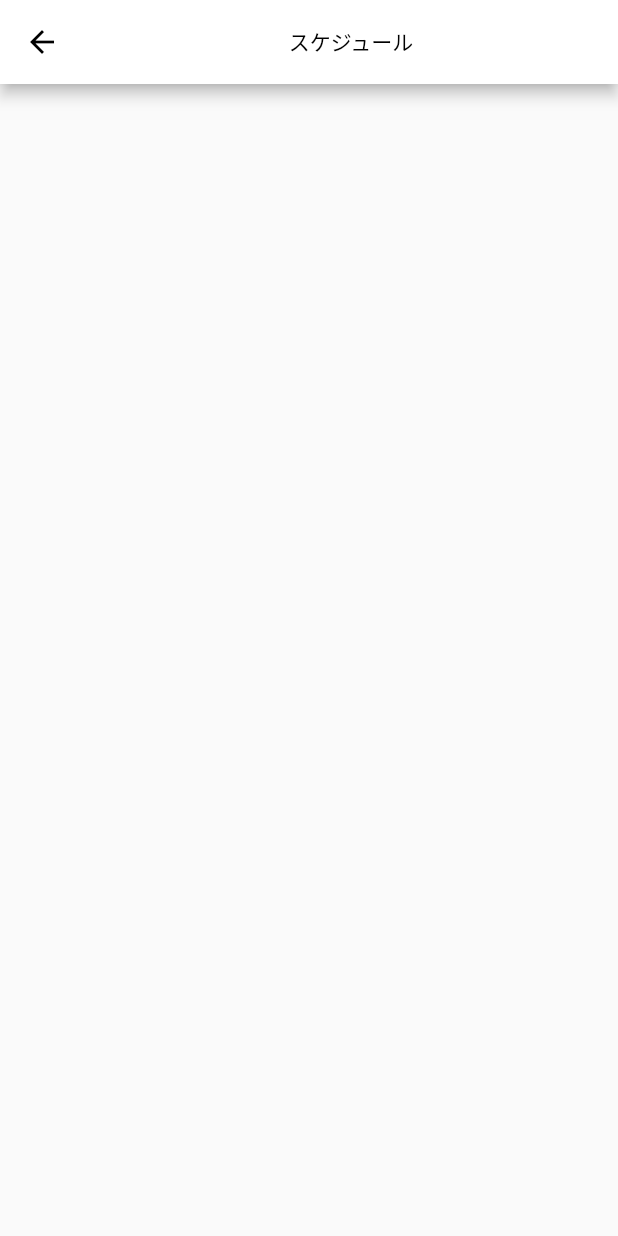
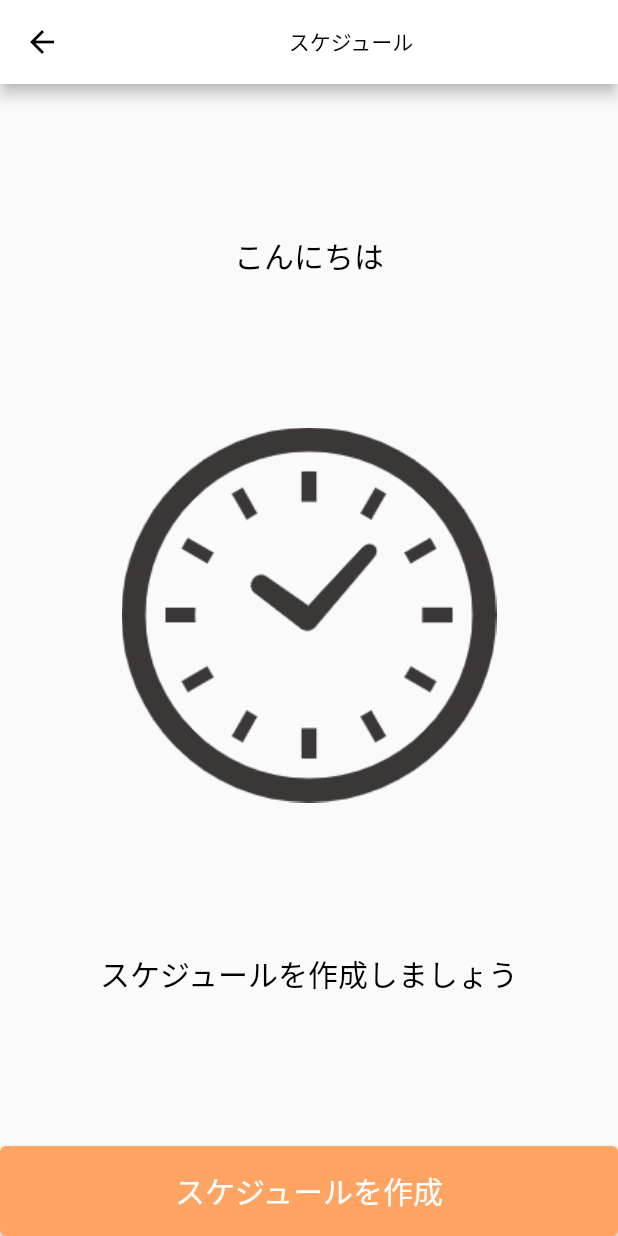
Before and after one commit to KatoShoma/schedule-app, a Flutter app: the ScheduleScreen screen opened directly, on a phone screen of 412 x 824 dp. Run offline on Flutter 3.47's test engine with Material 2 defaults, Android fonts, the phone set to English and light mode, and no system bars; our stand-ins replace freezed_annotation, rxdart, state_notifier; missing offline and left inert: flutter_state_notifier.

Commit message:
fix:スケジュール画面のUIを作成

```diff
--- /dev/null
+++ b/app_screen/lib/widgets/screens/schedule/children/schedule_button.dart
@@ -0,0 +1,36 @@
+import 'package:flutter/material.dart';
+import 'package:schedule_application/main.dart';
+import 'package:schedule_application/utils/color/app_color.dart';
+
+class ScheduleButton extends StatelessWidget {
+  final String title;
+  final Function() onPressed;
+
+  const ScheduleButton({
+    Key? key,
+    required this.title,
+    required this.onPressed,
+  }) : super(key: key);
+
+  @override
+  Widget build(BuildContext context) {
+    return SizedBox(
+      width: MediaQuery.of(context).size.width,
+      height: 60,
+      child: ElevatedButton(
+        onPressed: onPressed,
+        style: ElevatedButton.styleFrom(
+          primary: AppColor.orange,
+        ),
+        child: Text(
+          title,
+          textAlign: TextAlign.center,
+          style: const TextStyle(
+            color: AppColor.white,
+            fontSize: 20.0,
+          ),
+        ),
+      ),
+    );
+  }
+}
--- a/app_screen/lib/widgets/screens/schedule/schedule_screen.dart
+++ b/app_screen/lib/widgets/screens/schedule/schedule_screen.dart
@@ -1,7 +1,9 @@
 import 'package:flutter/cupertino.dart';
 import 'package:flutter/material.dart';
 import 'package:provider/provider.dart';
+import 'package:schedule_application/gen/assets.gen.dart';
 import 'package:schedule_application/utils/color/app_color.dart';
+import 'package:schedule_application/widgets/screens/schedule/children/schedule_button.dart';
 
 class ScheduleScreen extends StatelessWidget {
   const ScheduleScreen({
@@ -15,7 +17,43 @@ class ScheduleScreen extends StatelessWidget {
         title: Center(child: Text('スケジュール')),
       ),
       body: Container(
-
+        child: Center(
+          child: Column(
+            children: [
+              Spacer(),
+              Text(
+                'こんにちは',
+                textAlign: TextAlign.center,
+                style: const TextStyle(
+                  color: AppColor.black,
+                  fontSize: 20.0,
+                ),
+              ),
+              Spacer(),
+              ImageIcon(
+                Assets.images.clockIcon,
+                size: 250,
+                color: AppColor.gray90,
+              ),
+              Spacer(),
+              Text(
+                'スケジュールを作成しましょう',
+                textAlign: TextAlign.center,
+                style: const TextStyle(
+                  color: AppColor.black,
+                  fontSize: 20.0,
+                ),
+              ),
+              Spacer(),
+              ScheduleButton(
+                title: 'スケジュールを作成',
+                onPressed: (){
+                  // TODO: 画面遷移を書き込む
+                },
+              ),
+            ],
+          ),
+        ),
       ),
     );
   }
```
